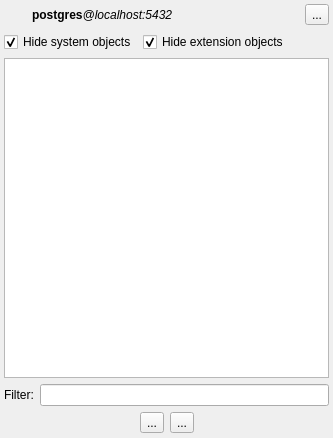
Old version of the form libpgmodeler_ui/ui/databaseexplorerwidget.ui in the repository pgmodeler/pgmodeler.
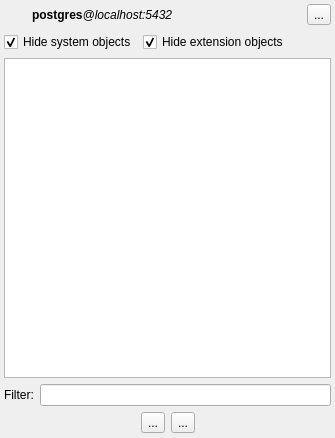
New version of the form. Icons and pictures are not drawn.

Diff of the .ui file:
```diff
--- a/libpgmodeler_ui/ui/databaseexplorerwidget.ui
+++ b/libpgmodeler_ui/ui/databaseexplorerwidget.ui
@@ -6,7 +6,7 @@
    <rect>
     <x>0</x>
     <y>0</y>
-    <width>333</width>
+    <width>335</width>
     <height>438</height>
    </rect>
   </property>
@@ -146,7 +146,7 @@
      </property>
      <property name="minimumSize">
       <size>
-       <width>300</width>
+       <width>0</width>
        <height>0</height>
       </size>
      </property>
```
